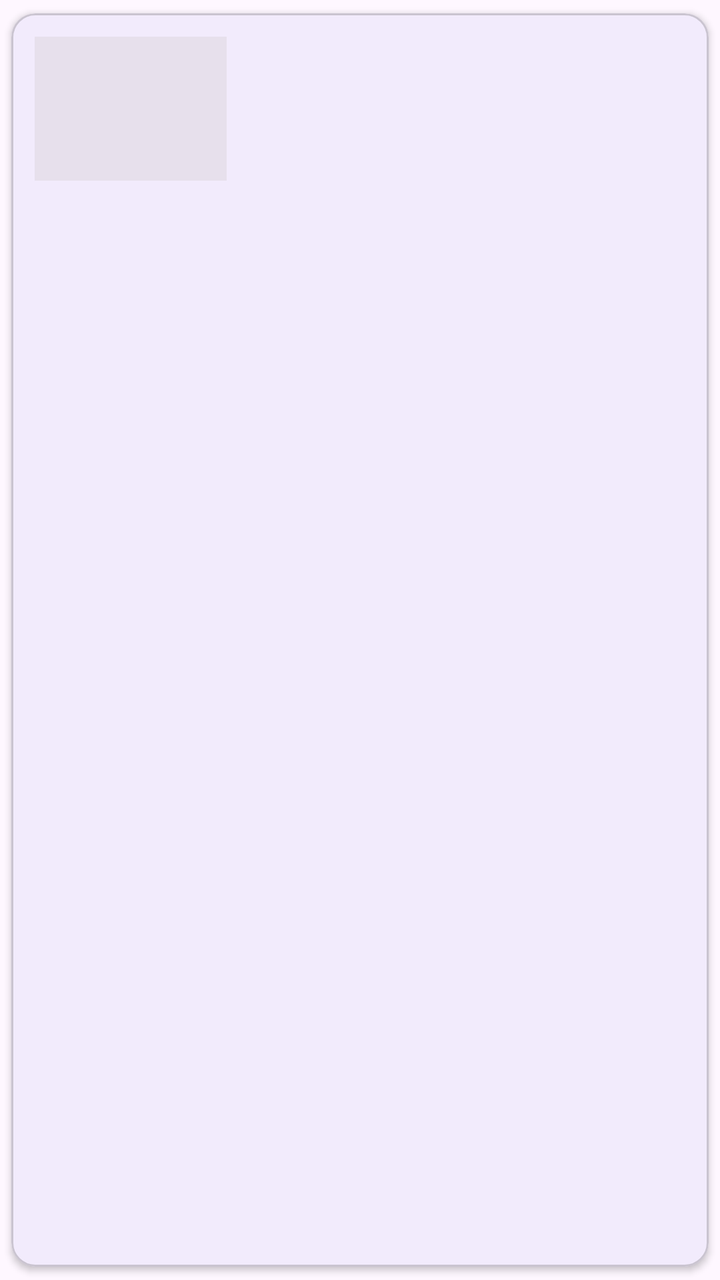
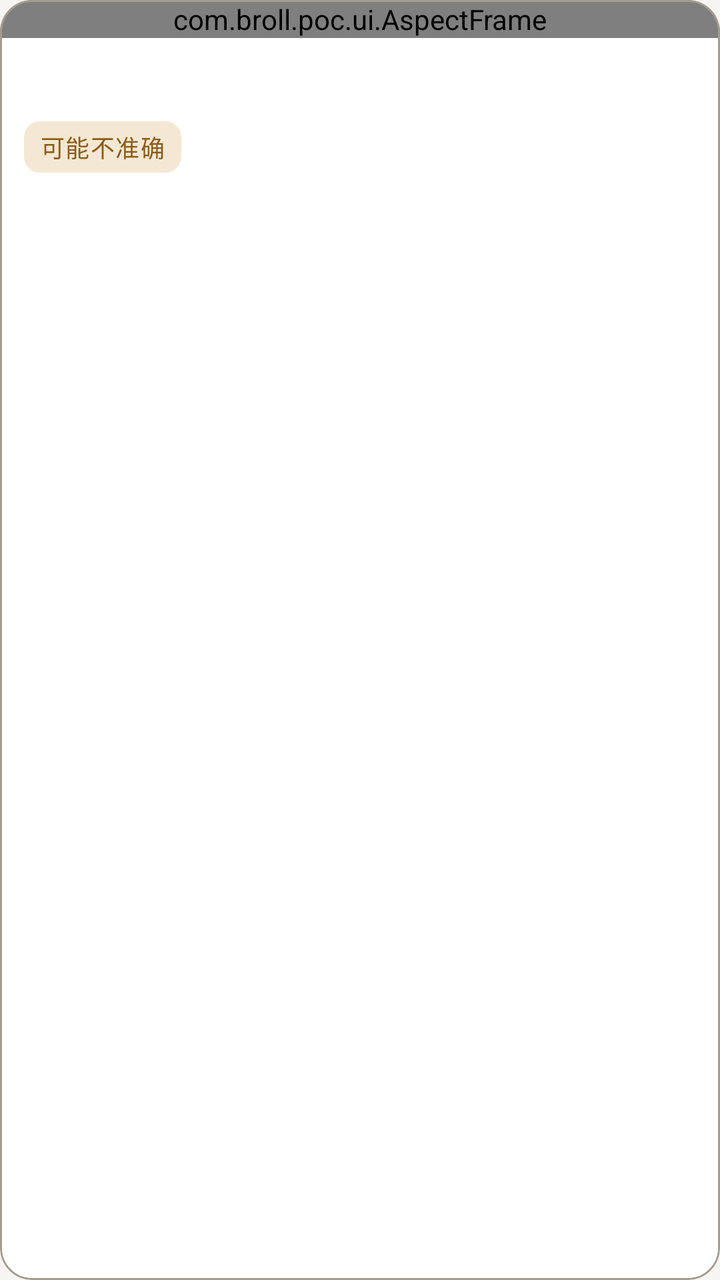

Compare the two renders of this Android layout. The source of the first and the diff that turns it into the second are given below.
<!-- AndroidManifest.xml: application theme Theme.Jingku -->
<!-- res/layout/item_search_result.xml -->
<?xml version="1.0" encoding="utf-8"?>
<com.google.android.material.card.MaterialCardView xmlns:android="http://schemas.android.com/apk/res/android"
    xmlns:app="http://schemas.android.com/apk/res-auto"
    android:layout_width="match_parent"
    android:layout_height="wrap_content"
    android:layout_marginBottom="8dp"
    app:cardElevation="2dp"
    app:cardUseCompatPadding="true">

    <LinearLayout
        android:layout_width="match_parent"
        android:layout_height="wrap_content"
        android:orientation="horizontal"
        android:padding="12dp">

        <ImageView
            android:id="@+id/imageThumb"
            android:layout_width="96dp"
            android:layout_height="72dp"
            android:contentDescription="@null"
            android:scaleType="centerCrop"
            android:background="?attr/colorSurfaceVariant" />

        <LinearLayout
            android:layout_width="0dp"
            android:layout_height="wrap_content"
            android:layout_marginStart="12dp"
            android:layout_weight="1"
            android:orientation="vertical">

            <TextView
                android:id="@+id/textVideoName"
                android:layout_width="match_parent"
                android:layout_height="wrap_content"
                android:ellipsize="end"
                android:maxLines="1"
                android:textAppearance="?attr/textAppearanceTitleSmall"
                android:textStyle="bold" />

            <TextView
                android:id="@+id/textDialogue"
                android:layout_width="match_parent"
                android:layout_height="wrap_content"
                android:layout_marginTop="4dp"
                android:ellipsize="end"
                android:maxLines="3"
                android:textAppearance="?attr/textAppearanceBodyMedium" />

            <TextView
                android:id="@+id/textMeta"
                android:layout_width="match_parent"
                android:layout_height="wrap_content"
                android:layout_marginTop="4dp"
                android:textAppearance="?attr/textAppearanceBodySmall"
                android:textColor="?android:attr/textColorSecondary" />

            <TextView
                android:id="@+id/textLowConfidence"
                android:layout_width="wrap_content"
                android:layout_height="wrap_content"
                android:layout_marginTop="2dp"
                android:text="@string/low_confidence_hint"
                android:textColor="@color/low_confidence"
                android:textStyle="italic"
                android:visibility="gone" />
        </LinearLayout>
    </LinearLayout>
</com.google.android.material.card.MaterialCardView>
<!-- resources referenced by this layout -->
<resources>
  <color name="low_confidence">#B45309</color>
  <style name="Theme.Jingku" parent="Theme.Material3.DayNight.NoActionBar">
          <item name="colorPrimary">@color/seed_primary</item>
          <item name="colorSecondary">@color/seed_secondary</item>
          <item name="android:statusBarColor">?attr/colorPrimary</item>
      </style>
  <color name="seed_primary">#5B5BD6</color>
  <color name="seed_secondary">#7C4DFF</color>
  <!-- unchanged entries left out for length: 1 -->
</resources>

<!-- the commit's change to res/layout/item_search_result.xml (unified diff, before → after) -->
@@ -1,68 +1 @@
-<?xml version="1.0" encoding="utf-8"?>
-<com.google.android.material.card.MaterialCardView xmlns:android="http://schemas.android.com/apk/res/android"
-    xmlns:app="http://schemas.android.com/apk/res-auto"
-    android:layout_width="match_parent"
-    android:layout_height="wrap_content"
-    android:layout_marginBottom="8dp"
-    app:cardElevation="2dp"
-    app:cardUseCompatPadding="true">
-
-    <LinearLayout
-        android:layout_width="match_parent"
-        android:layout_height="wrap_content"
-        android:orientation="horizontal"
-        android:padding="12dp">
-
-        <ImageView
-            android:id="@+id/imageThumb"
-            android:layout_width="96dp"
-            android:layout_height="72dp"
-            android:contentDescription="@null"
-            android:scaleType="centerCrop"
-            android:background="?attr/colorSurfaceVariant" />
-
-        <LinearLayout
-            android:layout_width="0dp"
-            android:layout_height="wrap_content"
-            android:layout_marginStart="12dp"
-            android:layout_weight="1"
-            android:orientation="vertical">
-
-            <TextView
-                android:id="@+id/textVideoName"
-                android:layout_width="match_parent"
-                android:layout_height="wrap_content"
-                android:ellipsize="end"
-                android:maxLines="1"
-                android:textAppearance="?attr/textAppearanceTitleSmall"
-                android:textStyle="bold" />
-
-            <TextView
-                android:id="@+id/textDialogue"
-                android:layout_width="match_parent"
-                android:layout_height="wrap_content"
-                android:layout_marginTop="4dp"
-                android:ellipsize="end"
-                android:maxLines="3"
-                android:textAppearance="?attr/textAppearanceBodyMedium" />
-
-            <TextView
-                android:id="@+id/textMeta"
-                android:layout_width="match_parent"
-                android:layout_height="wrap_content"
-                android:layout_marginTop="4dp"
-                android:textAppearance="?attr/textAppearanceBodySmall"
-                android:textColor="?android:attr/textColorSecondary" />
-
-            <TextView
-                android:id="@+id/textLowConfidence"
-                android:layout_width="wrap_content"
-                android:layout_height="wrap_content"
-                android:layout_marginTop="2dp"
-                android:text="@string/low_confidence_hint"
-                android:textColor="@color/low_confidence"
-                android:textStyle="italic"
-                android:visibility="gone" />
-        </LinearLayout>
-    </LinearLayout>
-</com.google.android.material.card.MaterialCardView>
+<com.google.android.material.card.MaterialCardView xmlns:android="http://schemas.android.com/apk/res/android" xmlns:app="http://schemas.android.com/apk/res-auto" android:layout_width="match_parent" android:layout_height="wrap_content" android:layout_marginBottom="12dp" android:clipToOutline="true" android:clickable="true" android:focusable="true" app:cardElevation="0dp" app:cardUseCompatPadding="false" app:cardBackgroundColor="@color/result_fill" app:strokeWidth="1dp" app:strokeColor="@color/outline_variant" app:shapeAppearance="@style/Jingku.Large"><LinearLayout android:layout_width="match_parent" android:layout_height="wrap_content" android:orientation="vertical" ><com.broll.poc.ui.AspectFrame android:layout_width="match_parent" android:layout_height="wrap_content"><ImageView android:id="@+id/imageThumb" android:layout_width="match_parent" android:layout_height="match_parent" android:scaleType="centerCrop" android:background="@color/surface_container" android:contentDescription="@null"/><TextView android:id="@+id/textTimestamp" android:layout_width="wrap_content" android:layout_height="wrap_content" android:layout_gravity="bottom|start" android:layout_margin="12dp" android:paddingHorizontal="8dp" android:paddingVertical="4dp" android:background="@drawable/bg_badge" android:textColor="@color/badge_on" android:textAppearance="@style/TextAppearance.Material3.LabelMedium" android:fontFeatureSettings="tnum"/></com.broll.poc.ui.AspectFrame><LinearLayout android:layout_width="match_parent" android:layout_height="wrap_content" android:orientation="vertical" android:padding="12dp"><TextView android:id="@+id/textDialogue" android:layout_width="match_parent" android:layout_height="wrap_content" android:textAppearance="@style/TextAppearance.Material3.BodyLarge" android:textColor="@color/on_surface" android:maxLines="3" android:ellipsize="end" /><TextView android:id="@+id/textLowConfidence" android:layout_width="wrap_content" android:layout_height="wrap_content" android:textAppearance="@style/TextAppearance.Material3.LabelMedium" android:textColor="@color/low_confidence" android:layout_marginTop="8dp" android:paddingHorizontal="8dp" android:paddingVertical="4dp" android:background="@drawable/bg_confidence" android:focusable="false" android:text="@string/low_confidence_hint"/><LinearLayout android:layout_width="wrap_content" android:layout_height="wrap_content" android:orientation="horizontal" ><TextView android:id="@+id/textVideoName" android:layout_weight="1" android:layout_width="wrap_content" android:layout_height="wrap_content" android:maxWidth="220dp" android:textAppearance="@style/TextAppearance.Material3.LabelMedium" android:textColor="@color/on_surface_variant" android:ellipsize="end" android:maxLines="1" /><TextView android:id="@+id/textMeta" android:layout_width="wrap_content" android:layout_height="wrap_content" android:textAppearance="@style/TextAppearance.Material3.LabelMedium" android:textColor="@color/on_surface_variant" android:fontFeatureSettings="tnum" android:maxLines="1" /></LinearLayout></LinearLayout></LinearLayout></com.google.android.material.card.MaterialCardView>
<!-- resource entries referenced after the edit -->
@@ -1,13 +1,99 @@
 <!-- resources referenced by this layout -->
 <resources>
-  <color name="low_confidence">#B45309</color>
+  <color name="badge_on">#FFFFFF</color>
+  <color name="low_confidence">#8A5A12</color>
+  <color name="on_surface">#1C1B19</color>
+  <color name="on_surface_variant">#65625C</color>
+  <color name="outline_variant">#A39D90</color>
+  <color name="result_fill">#FFFFFF</color>
+  <color name="surface_container">#EDEAE3</color>
+  <!-- drawable bg_badge (drawable) -->
+  <shape xmlns:android="http://schemas.android.com/apk/res/android"><solid android:color="@color/scrim"/><corners android:radius="8dp"/></shape>
+  <!-- drawable bg_confidence (drawable) -->
+  <shape xmlns:android="http://schemas.android.com/apk/res/android"><solid android:color="@color/low_confidence_container"/><corners android:radius="8dp"/></shape>
+  <style name="Jingku.Large" parent="ShapeAppearance.Material3.Corner.Medium"><item name="cornerSize">16dp</item></style>
   <style name="Theme.Jingku" parent="Theme.Material3.DayNight.NoActionBar">
-          <item name="colorPrimary">@color/seed_primary</item>
-          <item name="colorSecondary">@color/seed_secondary</item>
-          <item name="android:statusBarColor">?attr/colorPrimary</item>
+          <item name="colorSurface">@color/surface</item>
+          <item name="colorOnBackground">@color/on_surface</item>
+          <item name="colorOnSurface">@color/on_surface</item>
+          <item name="colorSurfaceVariant">@color/surface_container_high</item>
+          <item name="colorOnSurfaceVariant">@color/on_surface_variant</item>
+          <item name="colorOutline">@color/outline</item>
+          <item name="colorOutlineVariant">@color/outline_variant</item>
+          <item name="colorSurfaceInverse">@color/inverse_surface</item>
+          <item name="colorOnSurfaceInverse">@color/inverse_on_surface</item>
+          <item name="colorPrimaryInverse">@color/on_primary</item>
+          <item name="colorControlHighlight">@color/control_highlight</item>
+          <item name="colorPrimary">@color/primary</item>
+          <item name="colorOnPrimary">@color/on_primary</item>
+          <item name="colorPrimaryContainer">@color/primary_container</item>
+          <item name="colorOnPrimaryContainer">@color/on_primary_container</item>
+          <item name="colorSecondary">@color/secondary</item>
+          <item name="colorOnSecondary">@color/on_secondary</item>
+          <item name="colorSecondaryContainer">@color/secondary_container</item>
+          <item name="colorOnSecondaryContainer">@color/on_secondary_container</item>
+          <item name="colorTertiary">@color/tertiary</item>
+          <item name="colorOnTertiary">@color/on_tertiary</item>
+          <item name="colorTertiaryContainer">@color/tertiary_container</item>
+          <item name="colorOnTertiaryContainer">@color/on_tertiary_container</item>
+          <item name="colorError">@color/error</item>
+          <item name="colorOnError">@color/on_error</item>
+          <item name="colorErrorContainer">@color/error_container</item>
+          <item name="colorOnErrorContainer">@color/on_error_container</item>
+          <item name="colorSurfaceDim">@color/surface_dim</item>
+          <item name="colorSurfaceContainerLowest">@color/surface_container_lowest</item>
+          <item name="colorSurfaceContainerLow">@color/surface_container_low</item>
+          <item name="colorSurfaceContainer">@color/surface_container</item>
+          <item name="colorSurfaceContainerHigh">@color/surface_container_high</item>
+          <item name="colorSurfaceContainerHighest">@color/surface_container_highest</item>
+          <item name="colorSurfaceBright">@color/surface</item>
+          <item name="android:colorBackground">@color/surface</item>
+          <item name="android:windowBackground">@color/surface</item>
+          <item name="android:statusBarColor">@android:color/transparent</item>
+          <item name="android:navigationBarColor">@android:color/transparent</item>
+          <item name="android:windowLightStatusBar">@bool/light_system_bars</item>
+          <item name="elevationOverlayEnabled">false</item>
+          <item name="materialAlertDialogTheme">@style/Jingku.Dialog</item>
+          <item name="bottomSheetDialogTheme">@style/Jingku.SheetDialog</item>
+          <item name="materialButtonStyle">@style/Jingku.Button</item>
+          <item name="linearProgressIndicatorStyle">@style/Jingku.Progress</item>
       </style>
-  <color name="seed_primary">#5B5BD6</color>
-  <color name="seed_secondary">#7C4DFF</color>
+  <color name="scrim">#99000000</color>
+  <color name="low_confidence_container">#F4E8D4</color>
+  <color name="surface">#F6F5F1</color>
+  <color name="surface_container_high">#E8E4DA</color>
+  <color name="outline">#7A776F</color>
+  <color name="inverse_surface">#12110F</color>
+  <color name="inverse_on_surface">#F3F0E8</color>
+  <color name="on_primary">#F6F5F1</color>
+  <color name="control_highlight">#1F1C1B19</color>
+  <color name="primary">#1C1B19</color>
+  <color name="primary_container">#E8E4DA</color>
+  <color name="on_primary_container">#1C1B19</color>
+  <color name="secondary">#65625C</color>
+  <color name="on_secondary">#F6F5F1</color>
+  <color name="secondary_container">#E8E4DA</color>
+  <color name="on_secondary_container">#1C1B19</color>
+  <color name="tertiary">#65625C</color>
+  <color name="on_tertiary">#F6F5F1</color>
+  <color name="tertiary_container">#E8E4DA</color>
+  <color name="on_tertiary_container">#1C1B19</color>
+  <color name="error">#9C4221</color>
+  <color name="on_error">#FFFFFF</color>
+  <color name="error_container">#F8E4D8</color>
+  <color name="on_error_container">#5C2412</color>
+  <color name="surface_dim">#E8E5DE</color>
+  <color name="surface_container_lowest">#FFFFFF</color>
+  <color name="surface_container_low">#F3F1EB</color>
+  <color name="surface_container_highest">#E2DED4</color>
+  <style name="Jingku.Dialog" parent="ThemeOverlay.Material3.MaterialAlertDialog"><item name="colorSurface">@color/surface_container_highest</item><item name="alertDialogStyle">@style/Jingku.Alert</item><item name="materialAlertDialogBodyTextStyle">@style/Jingku.DialogBody</item></style>
+  <style name="Jingku.SheetDialog" parent="ThemeOverlay.Material3.BottomSheetDialog"><item name="bottomSheetStyle">@style/Jingku.Sheet</item></style>
+  <style name="Jingku.Button" parent="Widget.Material3.Button"><item name="android:minHeight">48dp</item><item name="shapeAppearance">@style/Jingku.Full</item></style>
+  <style name="Jingku.Progress" parent="Widget.Material3.LinearProgressIndicator"><item name="indicatorColor">@color/primary</item><item name="trackColor">@color/surface_container_highest</item><item name="trackThickness">4dp</item><item name="indicatorTrackGapSize">0dp</item><item name="trackStopIndicatorSize">0dp</item></style>
+  <style name="Jingku.Alert" parent="MaterialAlertDialog.Material3"><item name="shapeAppearance">@style/Jingku.Large</item><item name="backgroundTint">@color/surface_container_highest</item></style>
+  <style name="Jingku.DialogBody" parent="MaterialAlertDialog.Material3.Body.Text"><item name="android:textColor">@color/on_surface</item></style>
+  <style name="Jingku.Sheet" parent="Widget.Material3.BottomSheet.Modal"><item name="backgroundTint">@color/surface_container_highest</item><item name="shapeAppearance">@style/Jingku.Large</item></style>
+  <style name="Jingku.Full" parent="ShapeAppearance.Material3.Corner.Full" />
   <!-- unchanged entries left out for length: 1 -->
 </resources>
 
